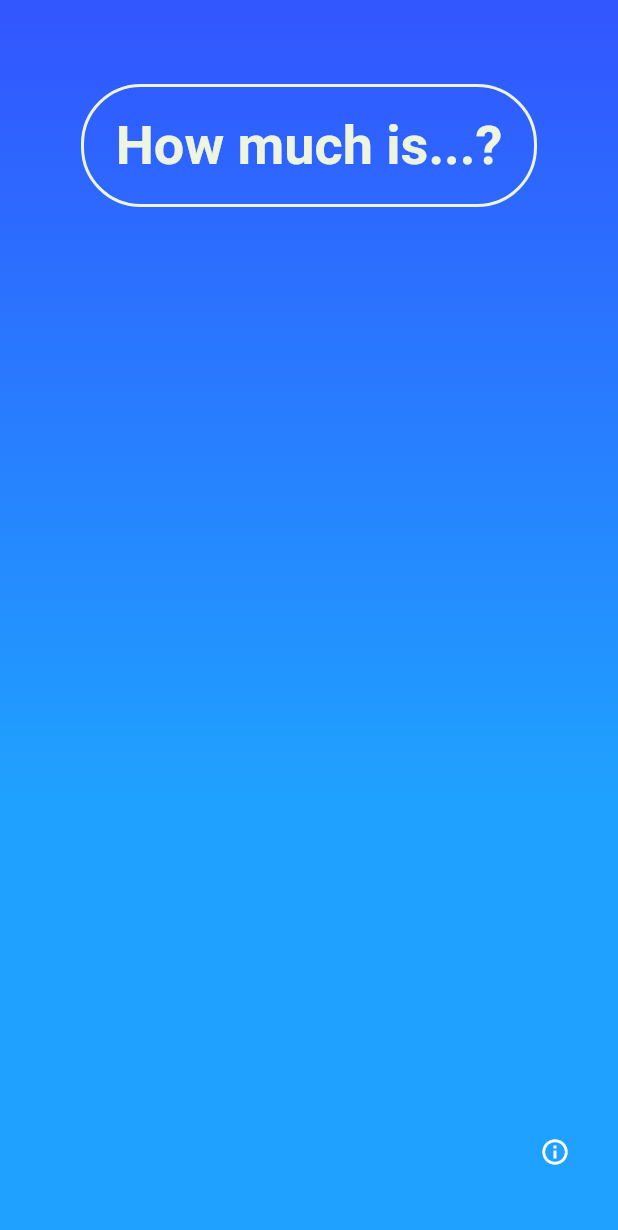
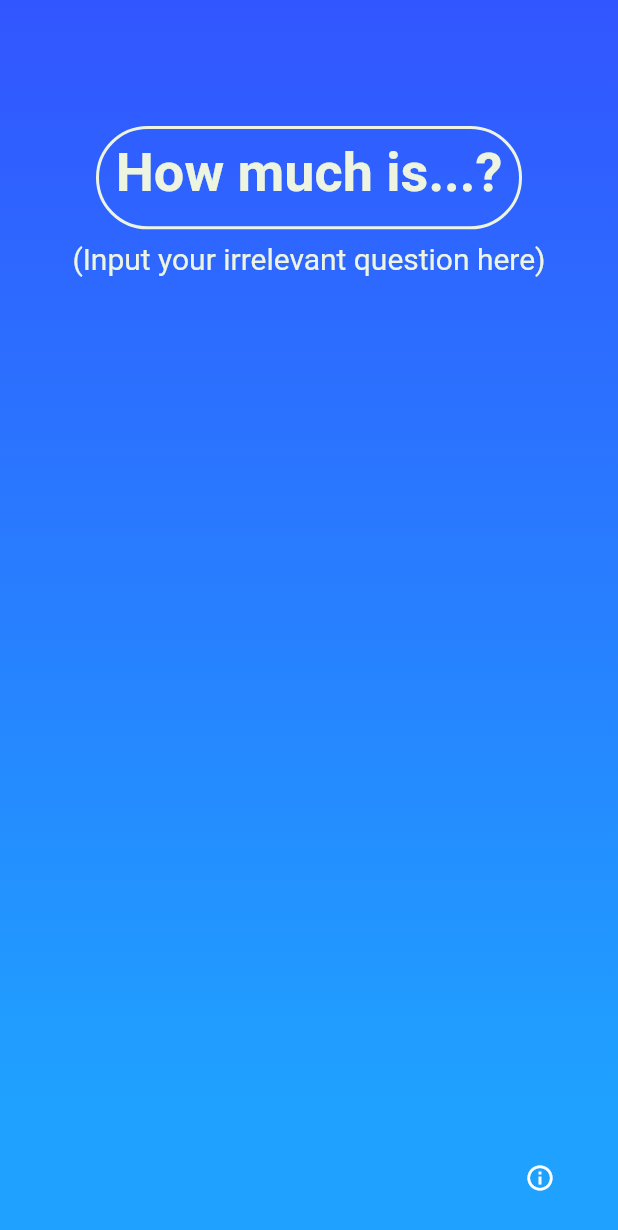
Before and after one commit to g-bulgarit/How-much-is-it, a Flutter app: the screen it shows after launch, on a phone screen of 412 x 824 dp. Shown: the top 1230 px of the screen. Run offline on Flutter 3.47's test engine with Material 2 defaults, Android fonts, the phone set to English and light mode, and no system bars; our stand-ins replace sprintf; Roboto replaces fonts that are missing (Bebas).

Commit message:
[General] Added helptext for the first time a user uses the app

```diff
--- a/lib/customWidgets/InputCalcDisp.dart
+++ b/lib/customWidgets/InputCalcDisp.dart
@@ -25,6 +25,7 @@ class _InputCalcDispState extends State<InputCalcDisp> {
   double unitMultiplier = 0.0;
   String unitFrom = "";
   String categoryFrom = "";
+  bool showHelpMessage = true;
 
   HelpDialog dialog = new HelpDialog();
   final TextEditingController textController = new TextEditingController();
@@ -151,6 +152,7 @@ class _InputCalcDispState extends State<InputCalcDisp> {
     userText = this.convertToRandomUnit(
         categoryFrom, unitFrom, amtToConvert, unitMultiplier);
     userSubtext = getRandomSubtext();
+    showHelpMessage = false;
   }
 
   @override
@@ -162,7 +164,7 @@ class _InputCalcDispState extends State<InputCalcDisp> {
           Flexible(
             flex: 2,
             child: Container(
-              margin: EdgeInsets.only(left: 36, right: 36, top: 20),
+              margin: EdgeInsets.only(left: 36, right: 36, top: 36),
               child: TextField(
                 controller: textController,
                 textAlign: TextAlign.center,
@@ -188,6 +190,15 @@ class _InputCalcDispState extends State<InputCalcDisp> {
                 },
               ),
             ),
+          ),
+          SizedBox(
+            height: 8,
+          ),
+
+          Container(
+            child: Text(
+                showHelpMessage ? "(Input your irrelevant question here)" : "",
+                style: Theme.of(context).textTheme.subtitle1),
           ),
 
           SizedBox(
--- a/lib/main.dart
+++ b/lib/main.dart
@@ -30,9 +30,9 @@ class AppHomePage extends State<HomePage> {
       resizeToAvoidBottomInset: false,
       body: Container(
         padding: EdgeInsets.only(
-          top: 36.0,
-          left: 18.0,
-          right: 18.0,
+          top: 48.0,
+          left: 28.0,
+          right: 28.0,
           bottom: 6.0,
         ),
         decoration: BoxDecoration(
@@ -40,7 +40,7 @@ class AppHomePage extends State<HomePage> {
               colors: [gradientBottom, gradientTop],
               begin: Alignment.bottomCenter,
               end: Alignment.topCenter,
-              stops: [0.35, 1]),
+              stops: [0.1, 1]),
         ),
         child: InputCalcDisp(
           userText: "",
```
